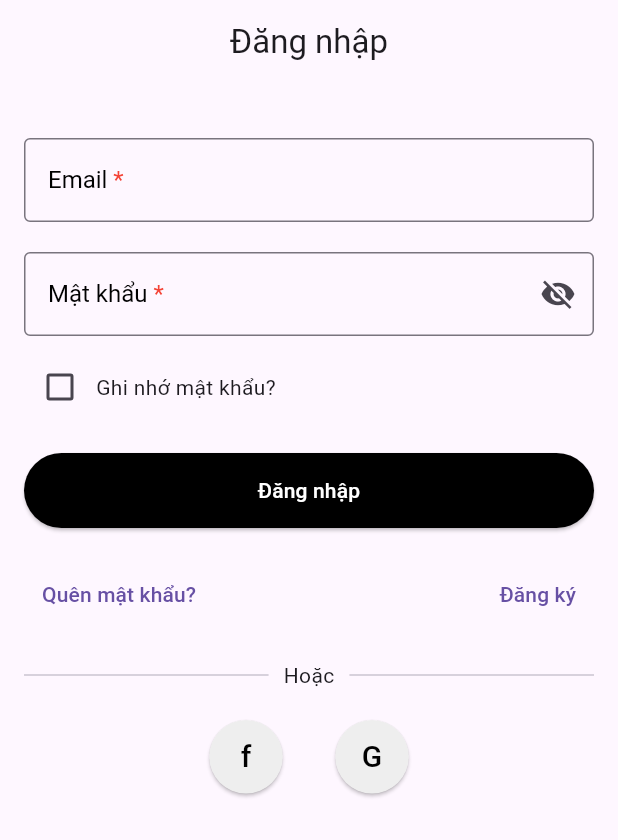
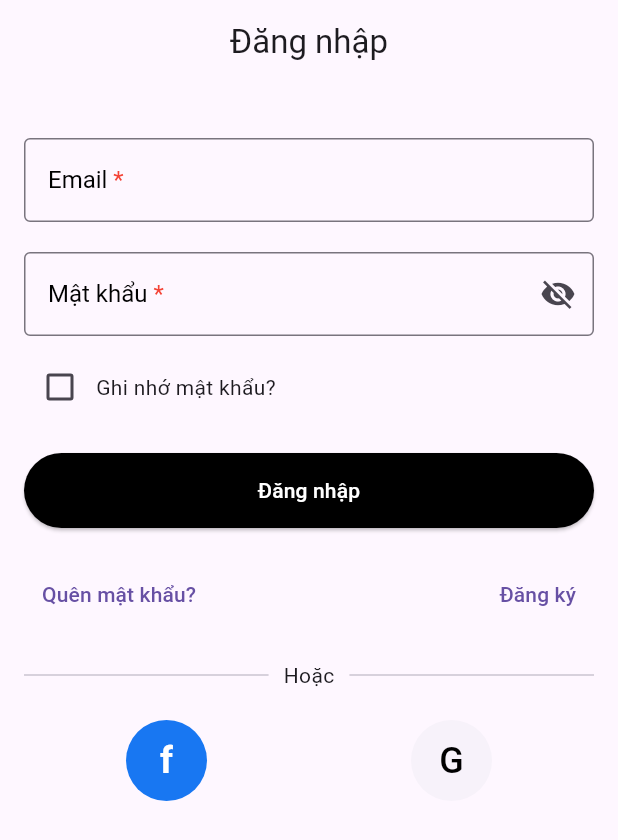
Before and after one commit to DOAN-K16-FIT-HAUI/TranDucLuong, a Flutter app: the RegisterScreen screen opened by its route, after a tap on "Đã có tài khoản? Đăng nhập ngay", on a phone screen of 412 x 824 dp. Shown: the top 840 px of the screen. Run offline on Flutter 3.47's test engine with Material 3 defaults, Android fonts, the phone set to English and light mode, and no system bars; our stand-ins replace equatable, firebase_auth, firebase_core, flutter_bloc, get_it, go_router and 3 more; missing offline and left inert: flutter_facebook_auth; accounts and stored records are empty.

Commit message:
[feat] Implement facebook login

```diff
--- a/lib/blocs/auth/auth_event.dart
+++ b/lib/blocs/auth/auth_event.dart
@@ -34,6 +34,10 @@ class SignInWithGoogleRequested extends AuthEvent {
   List<Object?> get props => [];
 }
 
+class SignInWithFacebookRequested extends AuthEvent {
+  const SignInWithFacebookRequested();
+}
+
 class SignOutRequested extends AuthEvent {
   const SignOutRequested();
 }
--- a/lib/data/repositories/auth_repository.dart
+++ b/lib/data/repositories/auth_repository.dart
@@ -30,6 +30,10 @@ class AuthRepository {
     return await _firebaseAuthService.signInWithGoogle();
   }
 
+  Future<UserModel> signInWithFacebook() async {
+    return await _firebaseAuthService.signInWithFacebook();
+  }
+
   Future<void> sendPasswordResetEmail({required String email}) async {
     await _firebaseAuthService.sendPasswordResetEmail(email: email);
   }
--- a/lib/screens/auth/login_screen.dart
+++ b/lib/screens/auth/login_screen.dart
@@ -33,25 +33,23 @@ class _LoginScreenState extends State<LoginScreen> {
   @override
   Widget build(BuildContext context) {
     return Scaffold(
-      appBar: AppBar(
-        title: const Text('Đăng nhập'),
-        centerTitle: true,
-      ),
+      appBar: AppBar(title: const Text('Đăng nhập'), centerTitle: true),
       body: BlocListener<AuthBloc, AuthState>(
         listener: (context, state) {
           if (state is AuthAuthenticated) {
             AppRoutes.navigateToDashboard(context);
           } else if (state is AuthFailure) {
-            ScaffoldMessenger.of(context).showSnackBar(
-              SnackBar(content: Text(state.error)),
-            );
+            ScaffoldMessenger.of(
+              context,
+            ).showSnackBar(SnackBar(content: Text(state.error)));
           }
         },
         child: Padding(
           padding: const EdgeInsets.all(16.0),
           child: SingleChildScrollView(
             child: Form(
-              key: _formKey, // Wrap the form with a key
+              key: _formKey,
+              // Wrap the form with a key
               child: Column(
                 crossAxisAlignment: CrossAxisAlignment.start,
                 children: [
@@ -87,8 +85,9 @@ class _LoginScreenState extends State<LoginScreen> {
                       if (value == null || value.isEmpty) {
                         return 'Vui lòng nhập email';
                       }
-                      if (!RegExp(r'^[\w-.]+@([\w-]+\.)+[\w-]{2,4}$')
-                          .hasMatch(value)) {
+                      if (!RegExp(
+                        r'^[\w-.]+@([\w-]+\.)+[\w-]{2,4}$',
+                      ).hasMatch(value)) {
                         return 'Email không hợp lệ';
                       }
                       return null;
@@ -167,7 +166,8 @@ class _LoginScreenState extends State<LoginScreen> {
                       return SizedBox(
                         width: double.infinity,
                         child: ElevatedButton(
-                          onPressed: _login, // Call the login method with validation
+                          onPressed: _login,
+                          // Call the login method with validation
                           style: ElevatedButton.styleFrom(
                             backgroundColor: Colors.black,
                             padding: const EdgeInsets.symmetric(vertical: 15),
@@ -211,22 +211,31 @@ class _LoginScreenState extends State<LoginScreen> {
                   ),
                   const SizedBox(height: 20),
                   Row(
-                    mainAxisAlignment: MainAxisAlignment.center,
+                    mainAxisAlignment: MainAxisAlignment.spaceAround,
                     children: [
                       Container(
                         margin: const EdgeInsets.symmetric(horizontal: 10),
                         child: ElevatedButton(
                           onPressed: () {
-                            // Add Facebook login logic here if needed
+                            context.read<AuthBloc>().add(
+                              const SignInWithFacebookRequested(),
+                            );
                           },
                           style: ElevatedButton.styleFrom(
                             shape: const CircleBorder(),
                             padding: const EdgeInsets.all(10),
-                            backgroundColor: Colors.grey[200],
+                            elevation: 0,
+                            backgroundColor: const Color(
+                              0xFF1877F2,
+                            ), // Màu xanh của Facebook
                           ),
                           child: const Text(
                             'f',
-                            style: TextStyle(fontSize: 20, color: Colors.black),
+                            style: TextStyle(
+                              fontSize: 24,
+                              color: Colors.white,
+                              fontWeight: FontWeight.bold,
+                            ),
                           ),
                         ),
                       ),
@@ -234,18 +243,18 @@ class _LoginScreenState extends State<LoginScreen> {
                         margin: const EdgeInsets.symmetric(horizontal: 10),
                         child: ElevatedButton(
                           onPressed: () {
-                            context
-                                .read<AuthBloc>()
-                                .add(const SignInWithGoogleRequested());
+                            context.read<AuthBloc>().add(
+                              const SignInWithGoogleRequested(),
+                            );
                           },
                           style: ElevatedButton.styleFrom(
                             shape: const CircleBorder(),
                             padding: const EdgeInsets.all(10),
-                            backgroundColor: Colors.grey[200],
+                            elevation: 0,
                           ),
                           child: const Text(
                             'G',
-                            style: TextStyle(fontSize: 20, color: Colors.black),
+                            style: TextStyle(fontSize: 24, color: Colors.black),
                           ),
                         ),
                       ),
--- a/lib/screens/auth/register_screen.dart
+++ b/lib/screens/auth/register_screen.dart
@@ -1,6 +1,7 @@
 import 'package:finance_app/blocs/auth/auth_event.dart';
 import 'package:finance_app/blocs/auth/auth_state.dart';
 import 'package:finance_app/core/app_routes.dart';
+import 'package:flutter/gestures.dart';
 import 'package:flutter/material.dart';
 import 'package:flutter_bloc/flutter_bloc.dart';
 import 'package:finance_app/blocs/auth/auth_bloc.dart';
@@ -47,9 +48,9 @@ class _RegisterScreenState extends State<RegisterScreen> {
           if (state is AuthAuthenticated) {
             AppRoutes.navigateToDashboard(context);
           } else if (state is AuthFailure) {
-            ScaffoldMessenger.of(context).showSnackBar(
-              SnackBar(content: Text(state.error)),
-            );
+            ScaffoldMessenger.of(
+              context,
+            ).showSnackBar(SnackBar(content: Text(state.error)));
           }
         },
         child: Padding(
@@ -92,8 +93,9 @@ class _RegisterScreenState extends State<RegisterScreen> {
                       if (value == null || value.isEmpty) {
                         return 'Vui lòng nhập email';
                       }
-                      if (!RegExp(r'^[\w-.]+@([\w-]+\.)+[\w-]{2,4}$')
-                          .hasMatch(value)) {
+                      if (!RegExp(
+                        r'^[\w-.]+@([\w-]+\.)+[\w-]{2,4}$',
+                      ).hasMatch(value)) {
                         return 'Email không hợp lệ';
                       }
                       return null;
@@ -158,7 +160,8 @@ class _RegisterScreenState extends State<RegisterScreen> {
                       return SizedBox(
                         width: double.infinity,
                         child: ElevatedButton(
-                          onPressed: _register, // Call the register method with validation
+                          onPressed: _register,
+                          // Call the register method with validation
                           style: ElevatedButton.styleFrom(
                             backgroundColor: Colors.black,
                             padding: const EdgeInsets.symmetric(vertical: 15),
@@ -177,7 +180,10 @@ class _RegisterScreenState extends State<RegisterScreen> {
                       onPressed: () {
                         AppRoutes.navigateToLogin(context);
                       },
-                      child: const Text('Đã có tài khoản? Đăng nhập ngay'),
+                      child: const Text(
+                        'Đã có tài khoản? Đăng nhập ngay',
+                        style: TextStyle(fontWeight: FontWeight.bold),
+                      ),
                     ),
                   ),
                 ],
--- a/lib/screens/on_boarding/on_boarding_screen.dart
+++ b/lib/screens/on_boarding/on_boarding_screen.dart
@@ -171,7 +171,7 @@ class _OnboardingScreenState extends State<OnboardingScreen> {
               Padding(
                 padding: const EdgeInsets.only(bottom: 16.0),
                 child: Row(
-                  mainAxisAlignment: MainAxisAlignment.center,
+                  mainAxisAlignment: MainAxisAlignment.spaceAround,
                   children: [
                     Container(
                       margin: const EdgeInsets.symmetric(horizontal: 10),
--- a/pubspec.yaml
+++ b/pubspec.yaml
@@ -17,6 +17,7 @@ dependencies:
   cloud_firestore: ^4.15.9
   google_sign_in: ^6.2.0
   firebase_messaging: ^14.8.4
+  flutter_facebook_auth: ^6.0.0
 
   # State Management
   flutter_bloc: ^8.1.4
```
Also changed, not shown: lib/blocs/auth/auth_bloc.dart (+24 -0 lines), lib/data/services/firebase_auth_service.dart (+58 -4 lines), pubspec.lock, 6 other files.
